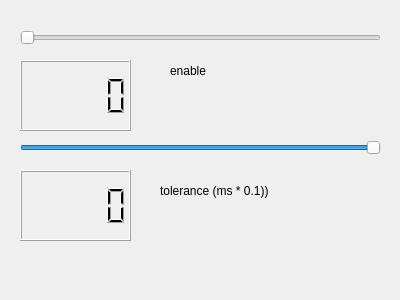
Above: herlpergui.ui from jacktrip/jacktrip before the change. Below: the same form after it.
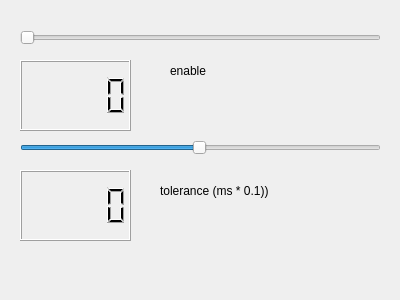
That is the form after the change.

Commit message: tolerance slider range increase from 60 to 120

Patch:
```diff
--- a/herlpergui.ui
+++ b/herlpergui.ui
@@ -26,7 +26,7 @@
     <number>1</number>
    </property>
    <property name="maximum">
-    <number>60</number>
+    <number>120</number>
    </property>
    <property name="value">
     <number>60</number>
```
